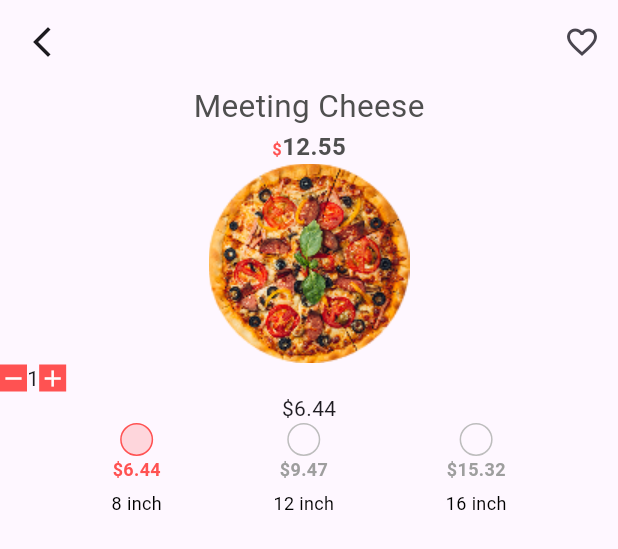
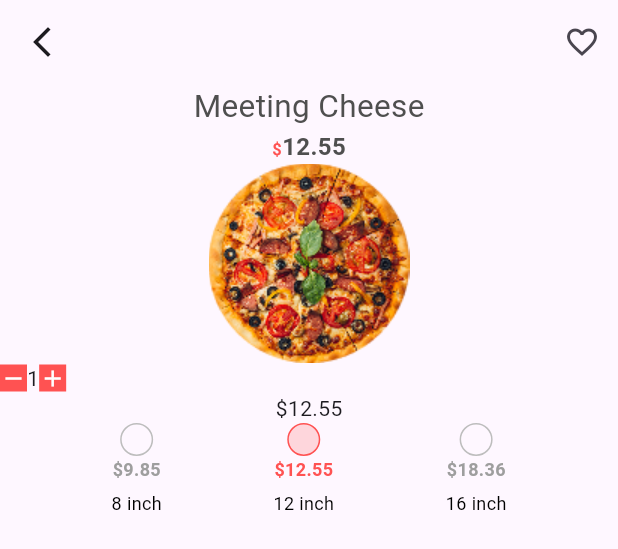
Before and after one commit to Sarandari/food-delievery-app, a Flutter app: the PopularFood widget shown alone on an empty page, opened directly, after a tap on "Pizza Capricciosa", on a phone screen of 412 x 824 dp. Shown: the top 549 px of the screen. Run offline on Flutter 3.47's test engine with Material 3 defaults, Android fonts, the phone set to English and light mode, and no system bars.

Commit message:
foodOption

```diff
--- a/lib/features/home/presentation/components/food_card.dart
+++ b/lib/features/home/presentation/components/food_card.dart
@@ -6,7 +6,8 @@ class FoodCard extends StatelessWidget {
   final int calories;
   final String image;
   final double price;
-  const FoodCard({super.key, required this.title, required this.image, required this.calories, required this.price});
+  final List<Map<String, dynamic>> foodOption;
+  const FoodCard({super.key, required this.title, required this.image, required this.calories, required this.price, required this.foodOption});
 
   @override
   Widget build(BuildContext context) {
@@ -18,6 +19,7 @@ class FoodCard extends StatelessWidget {
               calories: calories,
               image: image,
               price: price,
+              foodOption: foodOption,
             )));
       },
       child: Container(
--- a/lib/features/home/presentation/components/popular_food.dart
+++ b/lib/features/home/presentation/components/popular_food.dart
@@ -12,8 +12,28 @@ class PopularFood extends StatelessWidget {
         scrollDirection: Axis.horizontal,
         children: [
           //Popular food card
-          FoodCard(title: 'Meeting cheese', image: 'assets/images/pizza-1.png', calories: 44, price: 9.47),
-          FoodCard(title: 'Pizza Capricciosa', image: 'assets/images/pizza-2.png', calories: 54, price: 12.55),
+          FoodCard(
+            title: 'Meeting cheese',
+            image: 'assets/images/pizza-1.png',
+            calories: 44,
+            price: 9.47,
+            foodOption: [
+              {"inch": 8, "price": 6.44},
+              {"inch": 12, "price": 9.47},
+              {"inch": 16, "price": 15.32},
+            ],
+          ),
+          FoodCard(
+            title: 'Pizza Capricciosa',
+            image: 'assets/images/pizza-2.png',
+            calories: 54,
+            price: 12.55,
+            foodOption: [
+              {"inch": 8, "price": 9.85},
+              {"inch": 12, "price": 12.55},
+              {"inch": 16, "price": 18.36},
+            ],
+          ),
         ],
       ),
     );
--- a/lib/features/items/presentation/page/Items_page.dart
+++ b/lib/features/items/presentation/page/Items_page.dart
@@ -8,7 +8,8 @@ class ItemsPage extends StatefulWidget {
   final int calories;
   final String image;
   final double price;
-  const ItemsPage({super.key, required this.title, required this.calories, required this. image, required this.price});
+  final List<Map<String, dynamic>> foodOption;
+  const ItemsPage({super.key, required this.title, required this.calories, required this. image, required this.price, required this.foodOption});
 
   @override
   State<ItemsPage> createState() => _ItemsPageState();
@@ -17,22 +18,18 @@ class ItemsPage extends StatefulWidget {
 class _ItemsPageState extends State<ItemsPage> {
   int countDelivery = 1;
 
-  int selectedSizeIndex = 1;
+  int selectedFoodOptionIndex = 1;
   late double selectedPrice;
 
   @override
   void initState() {
     super.initState();
-    selectedSizeIndex = sizes.indexWhere((size) => size["price"] == widget.price);
-    if (selectedSizeIndex == -1) selectedSizeIndex = 0;
-    selectedPrice = sizes[selectedSizeIndex]["price"];
+    selectedFoodOptionIndex = widget.foodOption.indexWhere((size) => size["price"] == widget.price);
+    if (selectedFoodOptionIndex == -1) selectedFoodOptionIndex = 0;
+    selectedPrice = widget.foodOption[selectedFoodOptionIndex]["price"];
   }
 
-  List<Map<String, dynamic>> sizes = [
-    {"inch": 8, "price": 6.44},
-    {"inch": 12, "price": 9.47},
-    {"inch": 16, "price": 15.32},
-  ];
+
 
   double get totalPrice => selectedPrice * countDelivery;
 
@@ -149,14 +146,14 @@ class _ItemsPageState extends State<ItemsPage> {
           //inch
           Row(
             mainAxisAlignment: MainAxisAlignment.spaceEvenly,
-            children: List.generate(sizes.length, (index) {
+            children: List.generate(widget.foodOption.length, (index) {
               return InchCard(
-                inch: sizes[index]["inch"],
-                price: sizes[index]["price"],
-                isSelected: selectedSizeIndex == index,
+                inch: widget.foodOption[index]["inch"],
+                price: widget.foodOption[index]["price"],
+                isSelected: selectedFoodOptionIndex == index,
                 onSelected: (price) {
                   setState(() {
-                    selectedSizeIndex = index;
+                    selectedFoodOptionIndex = index;
                     selectedPrice = price; // ✅ сонгосон үнийг шинэчилнэ
                   });
                 },
```
